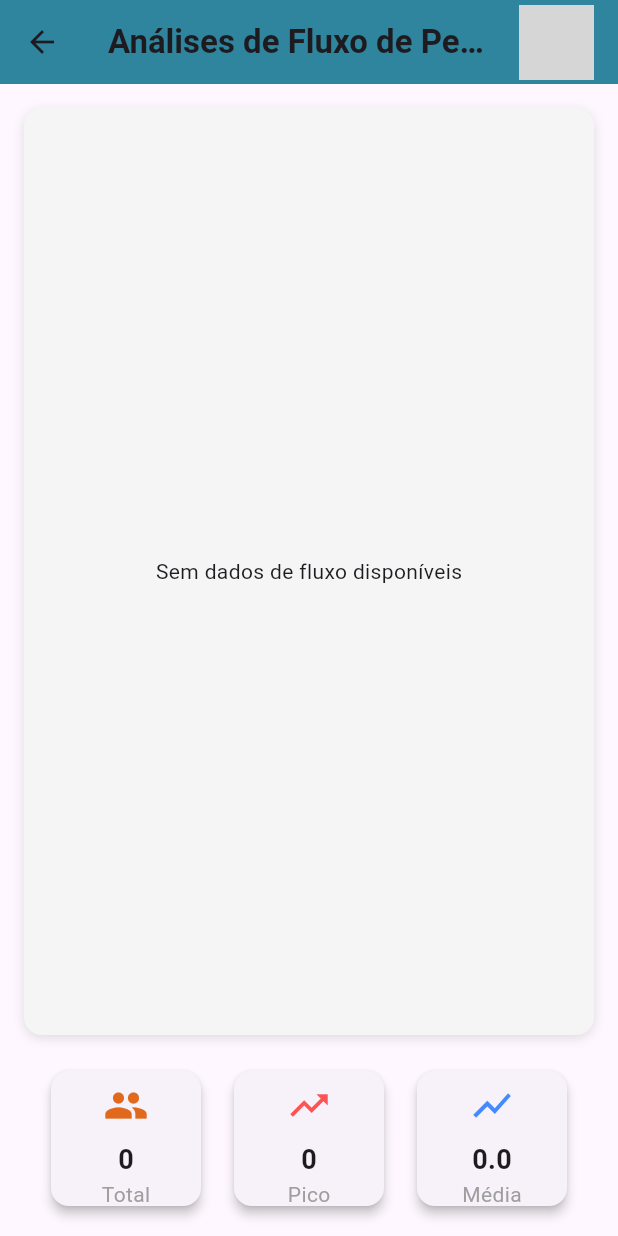
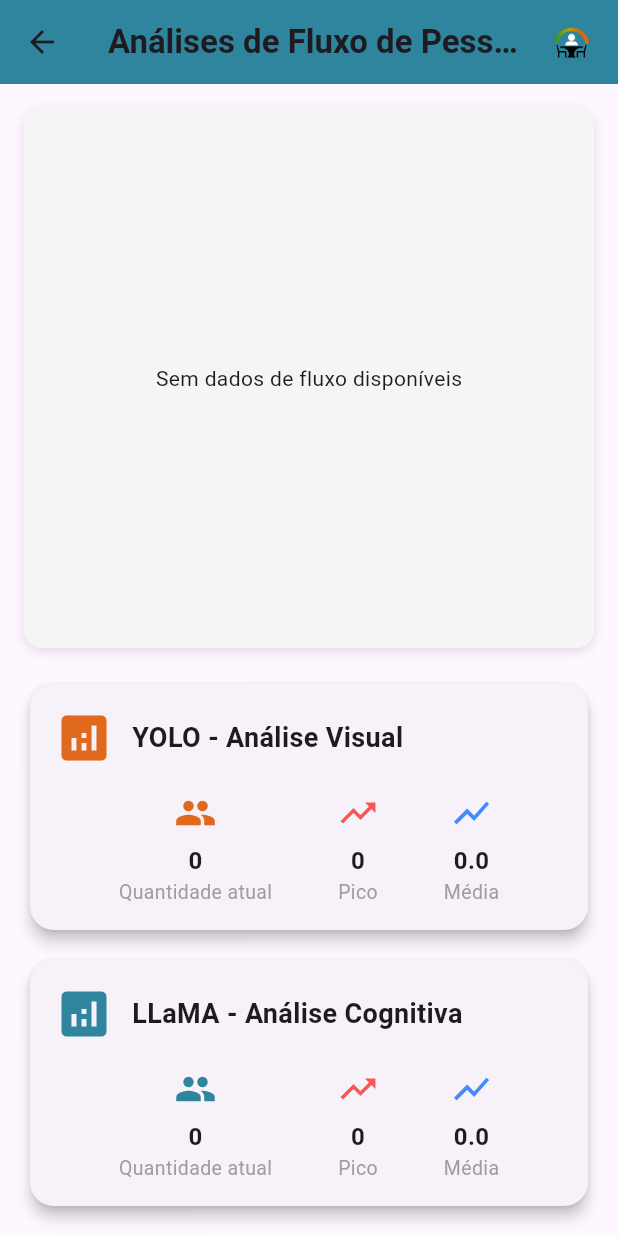
Before and after one commit to luckmigz/TCC, a Flutter app: the HomeDesign screen opened directly with empty values, on a phone screen of 412 x 824 dp. Run offline on Flutter 3.47's test engine with Material 3 defaults, Android fonts, the phone set to English and light mode, and no system bars; our stand-ins replace fl_chart, flutter_secure_storage; accounts and stored records are empty; network calls fail; grey boxes are pictures that could not be loaded.

Commit message:
feat: funcionando! falta grafico!

```diff
--- a/front_fix/lib/design/home_design.dart
+++ b/front_fix/lib/design/home_design.dart
@@ -1,47 +1,81 @@
 import 'package:flutter/material.dart';
 import 'package:fl_chart/fl_chart.dart';
+import 'dart:math' as math;
 
 class HomeDesign extends StatelessWidget {
   final Color appBarColor;
   final Color iconColor;
-  final String logoPath;
   final String logoAppBarPath;
 
-  // 🔹 Dados do gráfico e estatísticas
   final List<FlSpot> fluxoPessoas;
-  final int totalPessoas;
-  final int picoPessoas;
-  final double mediaPessoas;
+  final int totalYolo;
+  final int picoYolo;
+  final double mediaYolo;
+  final int totalLlama;
+  final int picoLlama;
+  final double mediaLlama;
 
   const HomeDesign({
     super.key,
     this.appBarColor = const Color.fromRGBO(46, 133, 157, 1),
     this.iconColor = const Color.fromRGBO(225, 105, 30, 1),
-    this.logoPath = "logo.png",
-    this.logoAppBarPath = "logo.png",
+    this.logoAppBarPath = "assets/logo.png",
     required this.fluxoPessoas,
-    required this.totalPessoas,
-    required this.picoPessoas,
-    required this.mediaPessoas,
+    required this.totalYolo,
+    required this.picoYolo,
+    required this.mediaYolo,
+    required this.totalLlama,
+    required this.picoLlama,
+    required this.mediaLlama,
   });
+
+  ({double minX, double maxX, double minY, double maxY}) _calcBounds(List<FlSpot> pts) {
+    if (pts.isEmpty) return (minX: 0, maxX: 1, minY: 0, maxY: 1);
+
+    double minX = pts.map((p) => p.x).reduce(math.min);
+    double maxX = pts.map((p) => p.x).reduce(math.max);
+    double minY = pts.map((p) => p.y).reduce(math.min);
+    double maxY = pts.map((p) => p.y).reduce(math.max);
+
+    // Se o gráfico estiver "achatado", aumentar o range do eixo Y
+    if (maxY == minY) {
+      maxY += 1;
+    }
+
+    // margem extra para não colar nas bordas
+    final padY = (maxY - minY) * 0.15;
+    return (
+      minX: minX,
+      maxX: maxX,
+      minY: math.max(0, minY - padY),
+      maxY: maxY + padY
+    );
+  }
+
+  double _chooseInterval(double min, double max) {
+    final range = (max - min).abs();
+    if (range <= 5) return 1;
+    if (range <= 10) return 2;
+    if (range <= 25) return 5;
+    if (range <= 50) return 10;
+    return range / 10;
+  }
 
   @override
   Widget build(BuildContext context) {
+    final bounds = _calcBounds(fluxoPessoas);
+
+    debugPrint('📊 Dados recebidos para gráfico: $fluxoPessoas');
+    debugPrint('📉 Bounds calculados: $bounds');
+
     return Scaffold(
       appBar: AppBar(
-        title: const Text(
-          "Análises de Fluxo de Pessoas",
-          style: TextStyle(fontWeight: FontWeight.bold),
-        ),
+        title: const Text("Análises de Fluxo de Pessoas", style: TextStyle(fontWeight: FontWeight.bold)),
         backgroundColor: appBarColor,
         actions: [
           Padding(
             padding: const EdgeInsets.only(right: 16.0),
-            child: Image.asset(
-              logoAppBarPath,
-              height: 50,
-              fit: BoxFit.contain,
-            ),
+            child: Image.asset(logoAppBarPath, height: 45, fit: BoxFit.contain),
           ),
         ],
       ),
@@ -49,45 +83,59 @@ class HomeDesign extends StatelessWidget {
         padding: const EdgeInsets.all(16.0),
         child: Column(
           children: [
-            // 🔸 Gráfico principal
             Expanded(
               child: Container(
                 decoration: BoxDecoration(
                   color: Colors.grey[100],
                   borderRadius: BorderRadius.circular(12),
-                  boxShadow: const [
-                    BoxShadow(
-                      color: Colors.black12,
-                      blurRadius: 6,
-                      offset: Offset(0, 2),
-                    ),
-                  ],
+                  boxShadow: const [BoxShadow(color: Colors.black12, blurRadius: 6, offset: Offset(0, 2))],
                 ),
                 padding: const EdgeInsets.all(12),
                 child: fluxoPessoas.isEmpty
                     ? const Center(child: Text("Sem dados de fluxo disponíveis"))
                     : LineChart(
                         LineChartData(
+                          minX: bounds.minX,
+                          maxX: bounds.maxX,
+                          minY: bounds.minY,
+                          maxY: bounds.maxY,
+                          gridData: const FlGridData(show: true),
+                          borderData: FlBorderData(show: true),
                           titlesData: FlTitlesData(
+                            bottomTitles: AxisTitles(
+                              sideTitles: SideTitles(
+                                showTitles: true,
+                                interval: 1,
+                                getTitlesWidget: (value, _) => Text(
+                                  value.toInt().toString(),
+                                  style: const TextStyle(fontSize: 10, color: Colors.black54),
+                                ),
+                              ),
+                            ),
                             leftTitles: AxisTitles(
-                              sideTitles: SideTitles(showTitles: true),
+                              sideTitles: SideTitles(
+                                showTitles: true,
+                                interval: _chooseInterval(bounds.minY, bounds.maxY),
+                                getTitlesWidget: (value, _) => Text(
+                                  value.toInt().toString(),
+                                  style: const TextStyle(fontSize: 10, color: Colors.black54),
+                                ),
+                              ),
                             ),
-                            bottomTitles: AxisTitles(
-                              sideTitles: SideTitles(showTitles: false),
-                            ),
+                            topTitles: const AxisTitles(sideTitles: SideTitles(showTitles: false)),
+                            rightTitles: const AxisTitles(sideTitles: SideTitles(showTitles: false)),
                           ),
-                          gridData: FlGridData(show: true),
-                          borderData: FlBorderData(show: true),
                           lineBarsData: [
                             LineChartBarData(
                               isCurved: true,
                               color: iconColor,
+                              barWidth: 3,
                               spots: fluxoPessoas,
                               belowBarData: BarAreaData(
                                 show: true,
-                                color: iconColor.withOpacity(0.2),
+                                color: iconColor.withValues(alpha: 0.18),
                               ),
-                              dotData: FlDotData(show: false),
+                              dotData: const FlDotData(show: true),
                             ),
                           ],
                         ),
@@ -95,29 +143,55 @@ class HomeDesign extends StatelessWidget {
               ),
             ),
             const SizedBox(height: 20),
+            _infoSection(
+              title: "YOLO - Análise Visual",
+              color: iconColor,
+              total: totalYolo,
+              pico: picoYolo,
+              media: mediaYolo,
+            ),
+            const SizedBox(height: 12),
+            _infoSection(
+              title: "LLaMA - Análise Cognitiva",
+              color: appBarColor,
+              total: totalLlama,
+              pico: picoLlama,
+              media: mediaLlama,
+            ),
+          ],
+        ),
+      ),
+    );
+  }
 
-            // 🔹 Cards informativos
+  Widget _infoSection({
+    required String title,
+    required Color color,
+    required int total,
+    required int pico,
+    required double media,
+  }) {
+    return Card(
+      elevation: 4,
+      shape: RoundedRectangleBorder(borderRadius: BorderRadius.circular(16)),
+      child: Padding(
+        padding: const EdgeInsets.all(16),
+        child: Column(
+          children: [
+            Row(
+              children: [
+                Icon(Icons.analytics, size: 40, color: color),
+                const SizedBox(width: 12),
+                Text(title, style: const TextStyle(fontWeight: FontWeight.bold, fontSize: 18)),
+              ],
+            ),
+            const SizedBox(height: 16),
             Row(
               mainAxisAlignment: MainAxisAlignment.spaceEvenly,
               children: [
-                _infoCard(
-                  icon: Icons.people,
-                  label: "Total",
-                  value: "$totalPessoas",
-                  color: iconColor,
-                ),
-                _infoCard(
-                  icon: Icons.trending_up,
-                  label: "Pico",
-                  value: "$picoPessoas",
-                  color: Colors.redAccent,
-                ),
-                _infoCard(
-                  icon: Icons.show_chart,
-                  label: "Média",
-                  value: mediaPessoas.toStringAsFixed(1),
-                  color: Colors.blueAccent,
-                ),
+                _infoCard(icon: Icons.people, label: "Quantidade atual", value: "$total", color: color),
+                _infoCard(icon: Icons.trending_up, label: "Pico", value: "$pico", color: Colors.redAccent),
+                _infoCard(icon: Icons.show_chart, label: "Média", value: media.toStringAsFixed(1), color: Colors.blueAccent),
               ],
             ),
           ],
@@ -126,30 +200,19 @@ class HomeDesign extends StatelessWidget {
     );
   }
 
-  // 🔹 Widget auxiliar para cards de informação
   Widget _infoCard({
     required IconData icon,
     required String label,
     required String value,
     required Color color,
   }) {
-    return Card(
-      elevation: 3,
-      shape: RoundedRectangleBorder(borderRadius: BorderRadius.circular(12)),
-      child: Container(
-        width: 100,
-        height: 90,
-        padding: const EdgeInsets.all(8),
-        child: Column(
-          mainAxisAlignment: MainAxisAlignment.center,
-          children: [
-            Icon(icon, color: color, size: 30),
-            const SizedBox(height: 8),
-            Text(value, style: const TextStyle(fontSize: 18, fontWeight: FontWeight.bold)),
-            Text(label, style: const TextStyle(fontSize: 14, color: Colors.grey)),
-          ],
-        ),
-      ),
+    return Column(
+      children: [
+        Icon(icon, color: color, size: 28),
+        const SizedBox(height: 6),
+        Text(value, style: const TextStyle(fontWeight: FontWeight.bold, fontSize: 16)),
+        Text(label, style: const TextStyle(color: Colors.grey, fontSize: 13)),
+      ],
     );
   }
 }
--- a/front_fix/pubspec.yaml
+++ b/front_fix/pubspec.yaml
@@ -20,7 +20,8 @@ publish_to: 'none' # Remove this line if you wish to publish to pub.dev
 version: 1.0.0+1
 
 environment:
-  sdk: '>=2.18.2 <3.0.0'
+  sdk: ">=3.0.0 <4.0.0"
+
 
 # Dependencies specify other packages that your package needs in order to work.
 # To automatically upgrade your package dependencies to the latest versions
```
Also changed, not shown: front_fix/lib/pages/home_page.dart (+68 -59 lines), front_fix/lib/pages/main_page.dart (+17 -20 lines), front_fix/lib/services/api_service.dart (+7 -5 lines).
